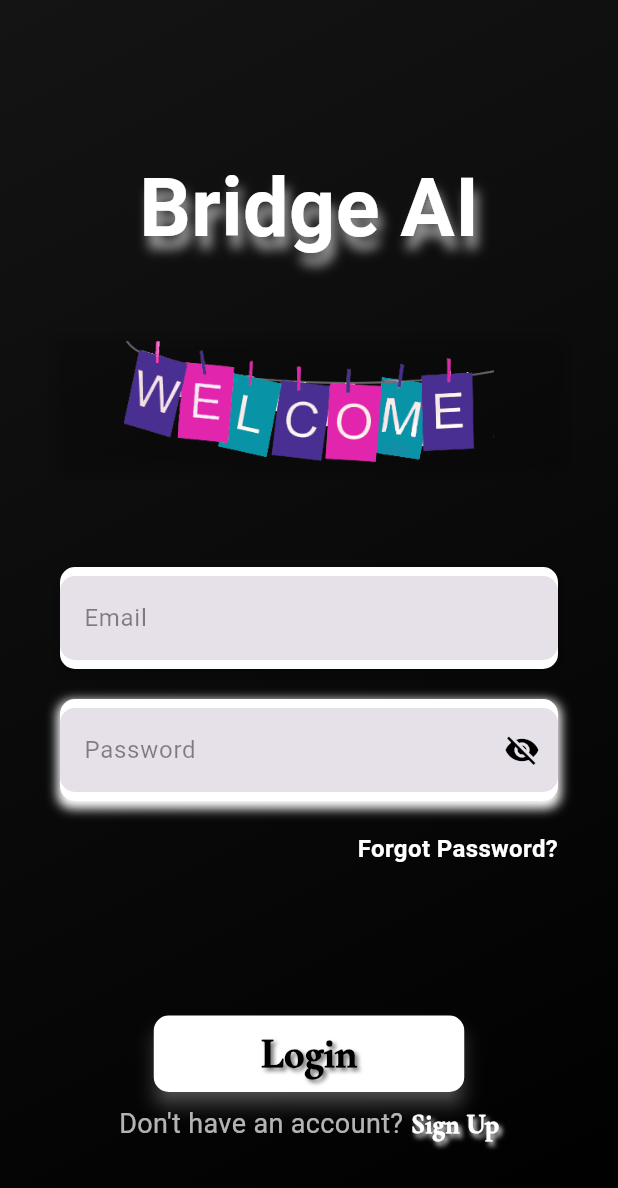
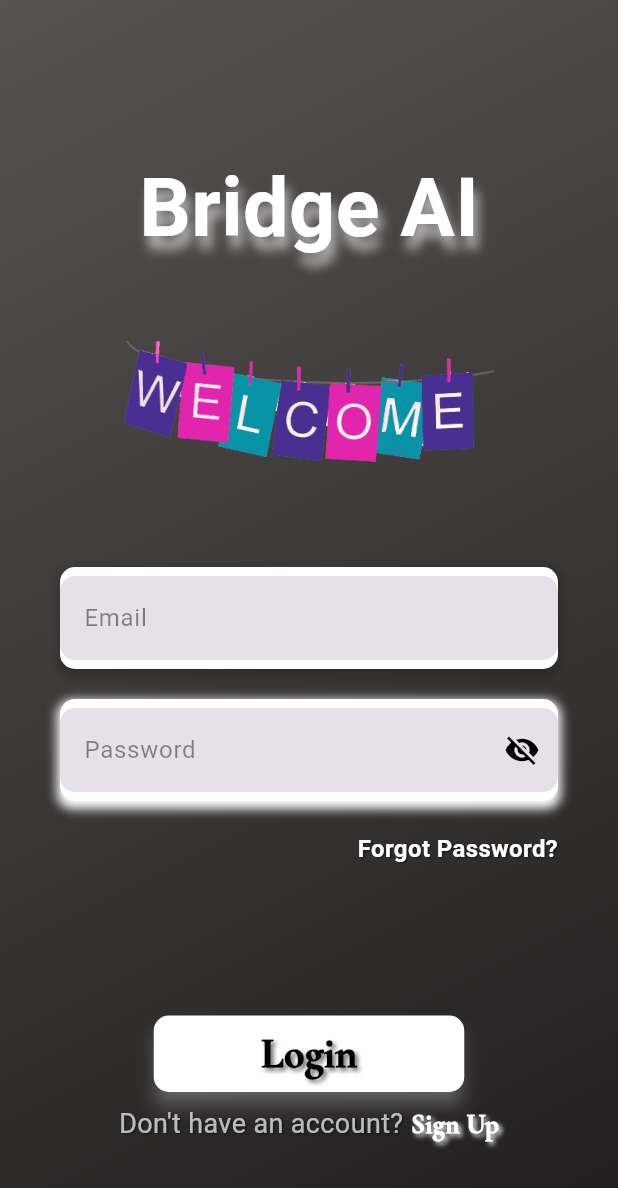
Before and after one commit to JjayFabor/bridgeAI, a Flutter app: the screen it shows after launch, on a phone screen of 412 x 824 dp. Shown: the top 1188 px of the screen. Run offline on Flutter 3.47's test engine with Material 3 defaults, Android fonts, the phone set to English and light mode, and no system bars; our stand-ins replace cloud_firestore, firebase_auth, firebase_core, firebase_storage, flip_card, flutter_markdown and 5 more; missing offline and left inert: flutter_math_fork; accounts and stored records are empty.

Commit message:
Update UI

```diff
--- a/lib/features/frontend/pages/dashboard_page/add_subject_page.dart
+++ b/lib/features/frontend/pages/dashboard_page/add_subject_page.dart
@@ -18,7 +18,7 @@ class AddSubjectPage extends StatelessWidget {
     return Scaffold(
       appBar: AppBar(
         title: const Text("Add Subject"),
-        backgroundColor: const Color.fromARGB(255, 20, 20, 20),
+        backgroundColor: const Color.fromARGB(255, 88, 83, 83),
       ),
       body: Padding(
         padding: const EdgeInsets.all(16.0),
--- a/lib/features/frontend/pages/dashboard_page/subject_topics_page.dart
+++ b/lib/features/frontend/pages/dashboard_page/subject_topics_page.dart
@@ -93,7 +93,7 @@ class SubjectTopicsPageState extends State<SubjectTopicsPage> {
     return Scaffold(
       appBar: AppBar(
         toolbarHeight: 70,
-        backgroundColor: const Color.fromARGB(255, 20, 20, 20),
+        backgroundColor: const Color.fromARGB(255, 88, 83, 83),
         foregroundColor: Colors.white,
         title: Text(
           'Topics',
--- a/lib/features/frontend/pages/lesson_topic_pages/practice_questions_page.dart
+++ b/lib/features/frontend/pages/lesson_topic_pages/practice_questions_page.dart
@@ -101,7 +101,7 @@ class _PracticeQuestionsPageState extends State<PracticeQuestionsPage> {
         height: 250,
         child: Card(
           shadowColor: Colors.black87,
-          color: const Color.fromARGB(255, 20, 20, 20),
+          color: const Color.fromARGB(255, 88, 83, 83),
           elevation: 8,
           shape: RoundedRectangleBorder(
             borderRadius: BorderRadius.circular(16),
@@ -110,7 +110,7 @@ class _PracticeQuestionsPageState extends State<PracticeQuestionsPage> {
             direction: FlipDirection.HORIZONTAL,
             front: Container(
               decoration: BoxDecoration(
-                color: const Color.fromARGB(255, 20, 20, 20),
+                color: const Color.fromARGB(255, 88, 83, 83),
                 borderRadius: BorderRadius.circular(16),
                 boxShadow: [
                   BoxShadow(
--- a/lib/features/frontend/pages/lesson_topic_pages/topic_lesson_page.dart
+++ b/lib/features/frontend/pages/lesson_topic_pages/topic_lesson_page.dart
@@ -222,7 +222,7 @@ class _TopicLessonPageState extends State<TopicLessonPage> {
             ),
           ),
         ),
-        backgroundColor: const Color.fromARGB(255, 20, 20, 20),
+        backgroundColor: const Color.fromARGB(255, 88, 83, 83),
         foregroundColor: Colors.white,
       ),
       body: FutureBuilder<Map<String, dynamic>>(
--- a/lib/features/frontend/pages/login_page/login_screen.dart
+++ b/lib/features/frontend/pages/login_page/login_screen.dart
@@ -110,7 +110,10 @@ class _LoginScreenState extends State<LoginScreen> {
         width: double.infinity,
         decoration: const BoxDecoration(
           gradient: LinearGradient(
-            colors: [Color.fromARGB(255, 20, 20, 20), Colors.black],
+            colors: [
+              Color.fromARGB(255, 88, 83, 83),
+              Color.fromARGB(255, 31, 29, 29)
+            ],
             begin: Alignment.topLeft,
             end: Alignment.bottomRight,
           ),
@@ -146,23 +149,11 @@ class _LoginScreenState extends State<LoginScreen> {
                         ),
                       ),
                       const SizedBox(height: 50),
-                      Container(
-                        decoration: BoxDecoration(
-                          boxShadow: [
-                            BoxShadow(
-                              color: Colors.black.withOpacity(0.2),
-                              spreadRadius: 5,
-                              blurRadius: 7,
-                              offset: const Offset(0, 3),
-                            ),
-                          ],
-                        ),
-                        child: Image.asset(
-                          'assets/welcome.png',
-                          width: 700,
-                          height: 81,
-                          fit: BoxFit.contain,
-                        ),
+                      Image.asset(
+                        'assets/welcome.png',
+                        width: 700,
+                        height: 81,
+                        fit: BoxFit.contain,
                       ),
                       const SizedBox(height: 70),
                       Container(
@@ -333,7 +324,7 @@ class _LoginScreenState extends State<LoginScreen> {
                                       color: Colors.white,
                                       shadows: [
                                         Shadow(
-                                          offset: Offset(2, 3),
+                                          offset: Offset(2, 2),
                                           blurRadius: 4,
                                           color: Colors.white,
                                         ),
```
Also changed, not shown: lib/features/app/splash_screen/splash_screen.dart (+8 -1 lines), lib/features/frontend/pages/dashboard_page/home_page.dart (+11 -9 lines), lib/features/frontend/pages/lesson_topic_pages/quizzes_page.dart (+71 -13 lines), 1 other file.
